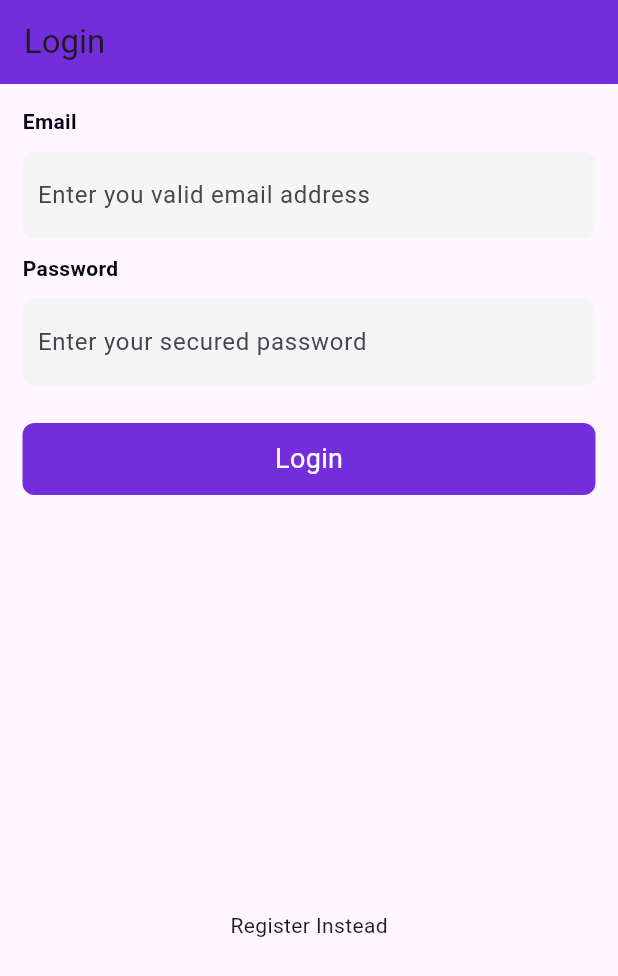
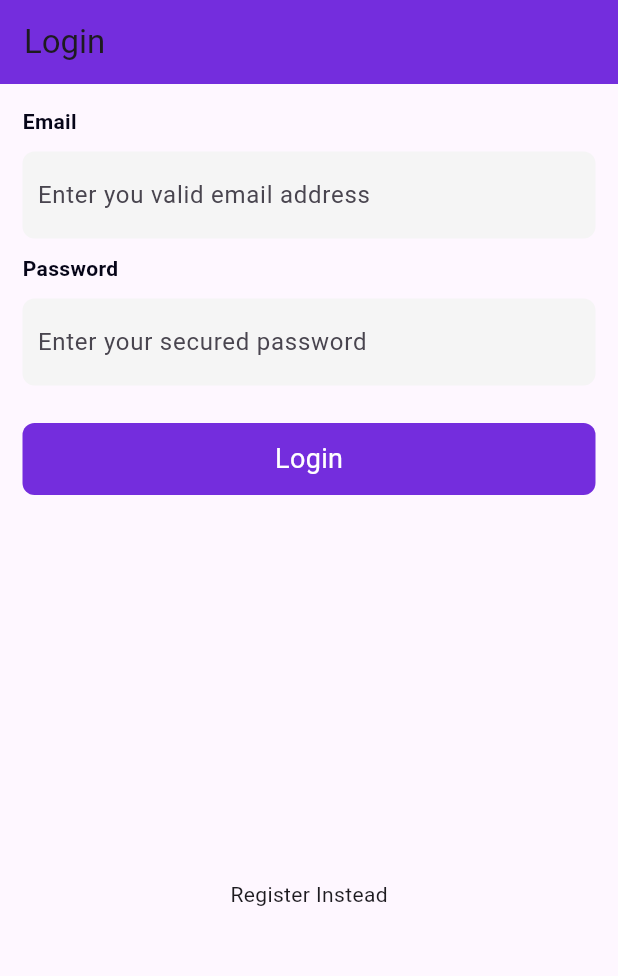
Before and after one commit to DannyMarvel/Danny_API, a Flutter app: the screen it shows after launch, on a phone screen of 412 x 824 dp. Shown: the top 976 px of the screen. Run offline on Flutter 3.47's test engine with Material 3 defaults, Android fonts, the phone set to English and light mode, and no system bars; our stand-ins replace shared_preferences.

Commit message:
jan commit

```diff
--- a/lib/screens/authentication/login.dart
+++ b/lib/screens/authentication/login.dart
@@ -93,7 +93,10 @@ class _LoginPageState extends State<LoginPage> {
                     Text(''),
                     Text(''),
                     Text(''),
-                    Text(''),
+                    Container(),
+                    Container(),
+                    Container(),
+                    Container(),
 
 
                     GestureDetector(
```
